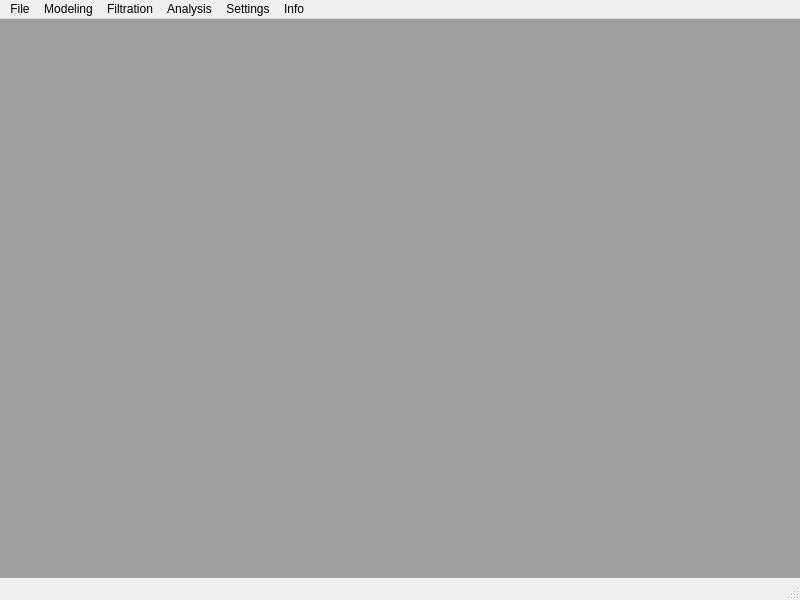
MaksKuchuk/CompGr, file mainwindow.ui: the form before one commit.
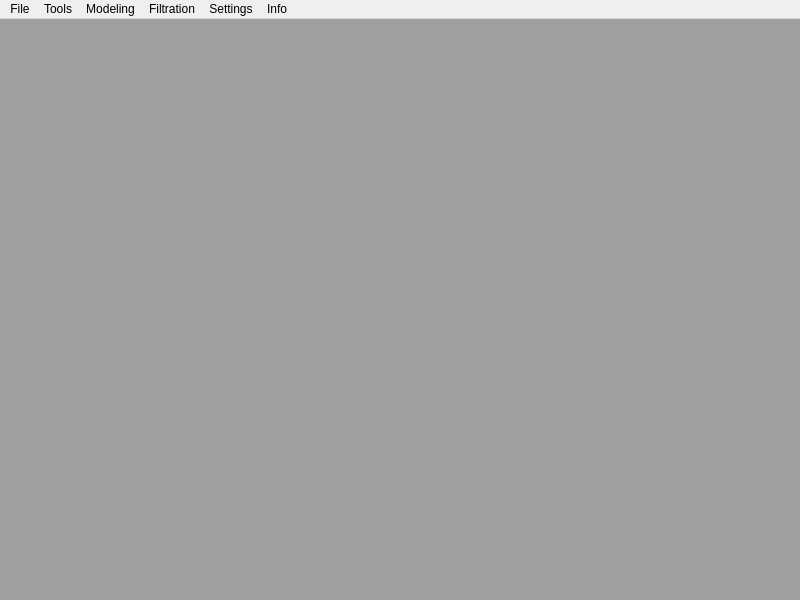
The form after the commit.

The edit to the form file:
```diff
--- a/mainwindow.ui
+++ b/mainwindow.ui
@@ -62,11 +62,6 @@
      <string>Filtration</string>
     </property>
    </widget>
-   <widget class="QMenu" name="menuAnalysis">
-    <property name="title">
-     <string>Analysis</string>
-    </property>
-   </widget>
    <widget class="QMenu" name="menuSettings">
     <property name="title">
      <string>Settings</string>
@@ -78,14 +73,20 @@
     </property>
     <addaction name="actionAbout"/>
    </widget>
+   <widget class="QMenu" name="menuTools">
+    <property name="title">
+     <string>Tools</string>
+    </property>
+    <addaction name="actionGet_info"/>
+    <addaction name="actionInformation"/>
+   </widget>
    <addaction name="menuFile"/>
+   <addaction name="menuTools"/>
    <addaction name="menuModeling"/>
    <addaction name="menuFiltration"/>
-   <addaction name="menuAnalysis"/>
    <addaction name="menuSettings"/>
    <addaction name="menuInfo"/>
   </widget>
-  <widget class="QStatusBar" name="statusbar"/>
   <action name="actionNew_file">
    <property name="text">
     <string>New file</string>
```
Left out of the diff: 10 changed lines with no effect on the pictures.
